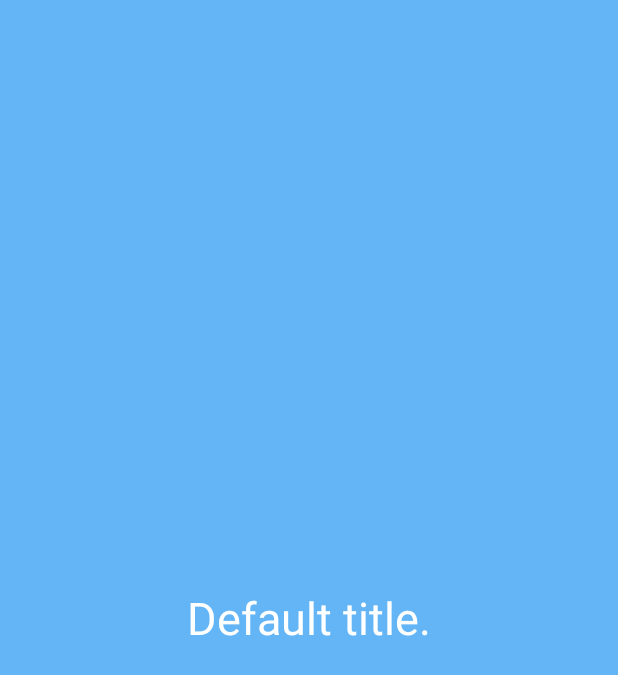
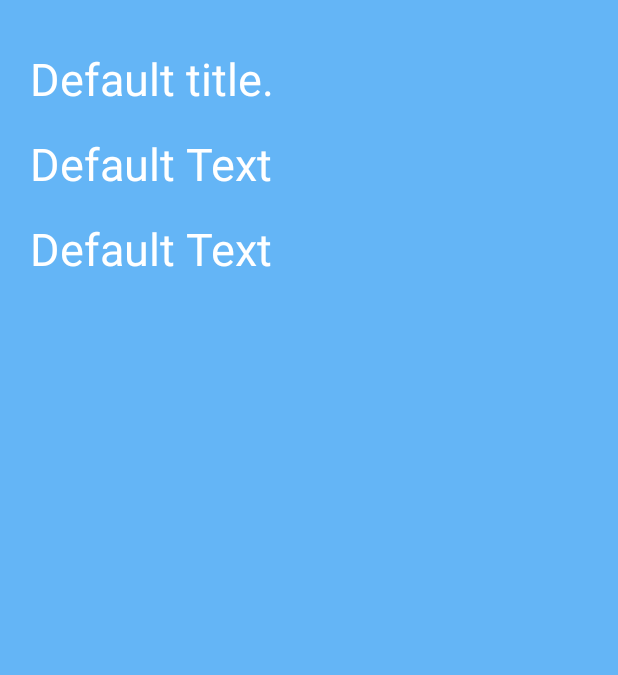
Before and after one commit to Amiwelo/demoMesing, an Android app: the fragment ScreenSlidePageFragment shown on its own in the app's theme, on a phone screen of 412 x 824 dp. Shown: the top 675 px of the screen. Run offline under Robolectric (Android 15) with nearby library versions, the phone set to English and light mode, and no system bars; our stand-ins replace Picasso; pictures from the network do not load.

Commit message:
essing home

```diff
--- a/app/build.gradle
+++ b/app/build.gradle
@@ -92,4 +92,5 @@ dependencies {
     implementation 'com.android.support:multidex:1.0.3'
 
     implementation 'com.gauravk.bubblenavigation:bubblenavigation:1.0.7'
+
 }
--- a/app/src/main/java/com/example/demomesing/base/BaseActivity.kt
+++ b/app/src/main/java/com/example/demomesing/base/BaseActivity.kt
@@ -7,9 +7,13 @@ import android.view.WindowManager
 import android.widget.Toast
 import androidx.annotation.LayoutRes
 import androidx.appcompat.app.AppCompatActivity
+import androidx.constraintlayout.widget.ConstraintLayout
+import androidx.core.view.isInvisible
 import kotlinx.android.synthetic.main.activity_main.*
 
 abstract class BaseActivity : AppCompatActivity(), Base.View {
+
+
     override fun onCreate(savedInstanceState: Bundle?) {
         super.onCreate(savedInstanceState)
         requestWindowFeature(Window.FEATURE_NO_TITLE)
@@ -32,10 +36,12 @@ abstract class BaseActivity : AppCompatActivity(), Base.View {
     }
 
     override fun hideProgressBarr(){
+        login_layout.visibility = View.VISIBLE
         progressBarLogin.visibility = View.GONE
     }
 
     override fun showProgressBar(){
+        window.setFlags(WindowManager.LayoutParams.FLAG_NOT_TOUCHABLE, WindowManager.LayoutParams.FLAG_NOT_FOCUSABLE)
         progressBarLogin.visibility = View.VISIBLE
     }
 
--- a/app/src/main/java/com/example/demomesing/features/home/ScreenSlidePageFragment.kt
+++ b/app/src/main/java/com/example/demomesing/features/home/ScreenSlidePageFragment.kt
@@ -1,17 +1,26 @@
 package com.example.demomesing.features.home
 
+import android.content.Context
 import android.os.Bundle
+import android.util.Log
 import android.view.LayoutInflater
 import android.view.View
 import android.view.ViewGroup
 import androidx.core.content.ContextCompat
 import androidx.fragment.app.Fragment
 import com.example.demomesing.R
+import com.example.demomesing.data.session.ShPreference
+import com.example.demomesing.model.Main
+import com.squareup.picasso.Picasso
+import kotlinx.android.synthetic.main.activity_main.*
 
 import kotlinx.android.synthetic.main.fragment_screen_slide_page.*
+import kotlinx.android.synthetic.main.fragment_screen_slide_page.screen_slide_title
+import kotlinx.android.synthetic.main.fragment_screen_slide_profile.*
 
 private const val ARG_TITLE = "arg_title"
 private const val ARG_BG_COLOR = "arg_bg_color"
+private const val ARG_ID_MAIN = "arg_id_main"
 
 /**
  * A simple [Fragment] subclass.
@@ -22,28 +31,55 @@ private const val ARG_BG_COLOR = "arg_bg_color"
 class ScreenSlidePageFragment : Fragment() {
     private var title: String? = "Default title."
     private var bgColorResId: Int = R.color.blue_inactive
-
     private lateinit var inflatedView: View
+    private var idMain: String? = "IDMAIN"
+    //private lateinit var shPreference : ShPreference
 
     override fun onCreate(savedInstanceState: Bundle?) {
         super.onCreate(savedInstanceState)
         arguments?.let {
             title = it.getString(ARG_TITLE)
             bgColorResId = it.getInt(ARG_BG_COLOR)
+            idMain = it.getString(ARG_ID_MAIN)
+            Log.i("IDMAIN", idMain.toString())
         }
     }
+
 
     override fun onCreateView(
         inflater: LayoutInflater, container: ViewGroup?,
         savedInstanceState: Bundle?
     ): View? {
-        // Inflate the layout for this fragment
-        inflatedView = inflater.inflate(R.layout.fragment_screen_slide_page, container, false)
+        inflatedView = inflater.inflate(R.layout.fragment_screen_slide_profile, container, false)
         return inflatedView
+    }
+    private fun selectFragment(position: Int):Int{
+        var int = 0
+        when(position){
+            4-> R.layout.fragment_screen_slide_profile
+            else -> {
+                R.layout.fragment_screen_slide_page
+            }
+        }
+        return int
     }
 
     override fun onActivityCreated(savedInstanceState: Bundle?) {
         super.onActivityCreated(savedInstanceState)
+        val shPreference = ShPreference(
+            context!!.getSharedPreferences(
+                ShPreference.PREFERENCE_NAME,
+                Context.MODE_PRIVATE
+            ), context!!.applicationContext
+        )
+        val user = shPreference.user
+
+        if (shPreference.user != null) {
+            Picasso.get().load(user!!.avatar).placeholder(R.color.colorAccent)
+                .into(screen_slide_img_user)
+            screen_slide_tv_name_user.text = user.nameUser
+            screen_slide_tv_user.text = user.nickName
+        }
         inflatedView.setBackgroundColor(ContextCompat.getColor(context!!, bgColorResId))
         screen_slide_title.text = title
     }
@@ -53,17 +89,31 @@ class ScreenSlidePageFragment : Fragment() {
          * Use this factory method to create a new instance of
          * this fragment using the provided parameters.
          *
-         * @param title Title parameter
-         * @param bgColorId Background Color
+         * @param main object parameter
+         * //@param bgColorId Background Color
          * @return A new instance of fragment ScreenSlidePageFragment.
          */
         @JvmStatic
-        fun newInstance(title: String, bgColorId: Int) =
+        fun newInstance(main: Main) =
             ScreenSlidePageFragment().apply {
                 arguments = Bundle().apply {
-                    putString(ARG_TITLE, title)
-                    putInt(ARG_BG_COLOR, bgColorId)
+                    putString(ARG_TITLE, main.nomMain)
+                    putInt(ARG_BG_COLOR, selectColor(main.idMain!!.toInt()))
+                    putString(ARG_ID_MAIN, main.idMain)
                 }
             }
+
+        private fun selectColor(int: Int): Int {
+            var color = 0
+            when (int) {
+                1 -> color = R.color.red_active
+                2 -> color = R.color.orange_inactive
+                3 -> color = R.color.purple_active
+                4 -> color = R.color.red_inactive
+                5 -> color = R.color.green_active
+                6 -> color = R.color.blue_inactive
+            }
+            return color
+        }
     }
 }
--- a/app/src/main/java/com/example/demomesing/features/login/LoginActivity.kt
+++ b/app/src/main/java/com/example/demomesing/features/login/LoginActivity.kt
@@ -42,8 +42,7 @@ class LoginActivity : BaseActivity(), View.OnClickListener {
         if(shPreference.user == null){
             Log.i("VACIO", "No existe usuario en cache")
         } else {
-            Log.i("EMAIL -->",shPreference.user?.email)
-            val name = shPreference.user!!.nickName
+            val name = shPreference.user?.nickName
             //val pwd = shPreference.user!!.token
             et_user.setText(name)
         }
--- a/app/src/main/java/com/example/demomesing/model/Main.kt
+++ b/app/src/main/java/com/example/demomesing/model/Main.kt
@@ -1,6 +1,7 @@
 package com.example.demomesing.model
 
 import com.google.gson.annotations.SerializedName
+import java.io.Serializable
 
 data class Main (
     @SerializedName("ID_GRU")
@@ -15,4 +16,4 @@ data class Main (
     var nomMain: String,
     @SerializedName("RUT_MEN")
     var rutMain: String
-)
+):Serializable
--- a/app/src/main/res/layout/activity_main.xml
+++ b/app/src/main/res/layout/activity_main.xml
@@ -1,5 +1,6 @@
 <?xml version="1.0" encoding="utf-8"?>
 <androidx.constraintlayout.widget.ConstraintLayout xmlns:android="http://schemas.android.com/apk/res/android"
+    android:id="@+id/login_layout"
     xmlns:app="http://schemas.android.com/apk/res-auto"
     xmlns:tools="http://schemas.android.com/tools"
     android:layout_width="match_parent"
--- /dev/null
+++ b/app/src/main/res/layout/fragment_screen_slide_profile.xml
@@ -0,0 +1,68 @@
+<?xml version="1.0" encoding="utf-8"?>
+<androidx.constraintlayout.widget.ConstraintLayout xmlns:android="http://schemas.android.com/apk/res/android"
+    xmlns:app="http://schemas.android.com/apk/res-auto"
+    xmlns:tools="http://schemas.android.com/tools"
+    android:layout_width="match_parent"
+    android:layout_height="match_parent"
+    android:layout_gravity="center"
+    android:gravity="center"
+    android:background="@color/blue_inactive">
+
+    <LinearLayout
+        android:id="@+id/linearLayout"
+        android:layout_width="match_parent"
+        android:layout_height="wrap_content"
+        android:layout_marginLeft="10dp"
+        android:layout_marginTop="16dp"
+        android:layout_marginRight="10dp"
+        android:orientation="vertical"
+        app:layout_constraintEnd_toEndOf="parent"
+        app:layout_constraintHorizontal_bias="0.443"
+        app:layout_constraintStart_toStartOf="parent"
+        app:layout_constraintTop_toTopOf="parent">
+
+        <TextView
+            android:id="@+id/screen_slide_title"
+            android:layout_width="wrap_content"
+            android:layout_height="wrap_content"
+            android:layout_marginLeft="10dp"
+            android:layout_marginTop="16dp"
+            android:text="Default Text"
+            android:textColor="@color/white"
+            android:textSize="30sp" />
+
+        <TextView
+            android:id="@+id/screen_slide_tv_user"
+            android:layout_width="wrap_content"
+            android:layout_height="wrap_content"
+            android:layout_marginLeft="10dp"
+            android:layout_marginTop="16dp"
+            android:text="Default Text"
+            android:textColor="@color/white"
+            android:textSize="30sp" />
+
+        <TextView
+            android:id="@+id/screen_slide_tv_name_user"
+            android:layout_width="wrap_content"
+            android:layout_height="wrap_content"
+            android:layout_marginLeft="10dp"
+            android:layout_marginTop="16dp"
+            android:layout_marginBottom="16dp"
+            android:text="Default Text"
+            android:textColor="@color/white"
+            android:textSize="30sp" />
+    </LinearLayout>
+
+    <ImageView
+        android:id="@+id/screen_slide_img_user"
+        android:layout_width="200dp"
+        android:layout_height="200dp"
+        app:layout_constraintBottom_toBottomOf="parent"
+        app:layout_constraintEnd_toEndOf="parent"
+        app:layout_constraintStart_toStartOf="parent"
+        app:layout_constraintTop_toBottomOf="@+id/linearLayout">
+
+    </ImageView>
+
+
+</androidx.constraintlayout.widget.ConstraintLayout>
```
Also changed, not shown: app/src/main/java/com/example/demomesing/features/home/HomeActivity.kt (+1 -14 lines), app/src/main/res/layout/fragment_screen_slide_page.xml (+8 -3 lines), app/src/main/assets/rubik.ttf (added).
